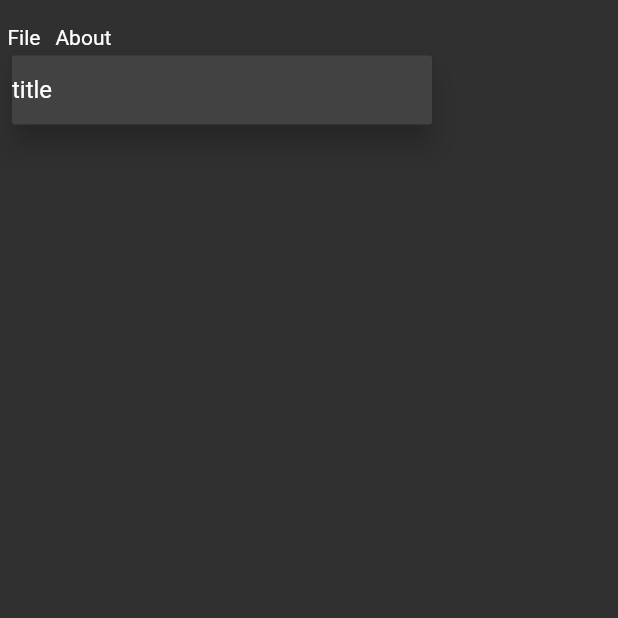
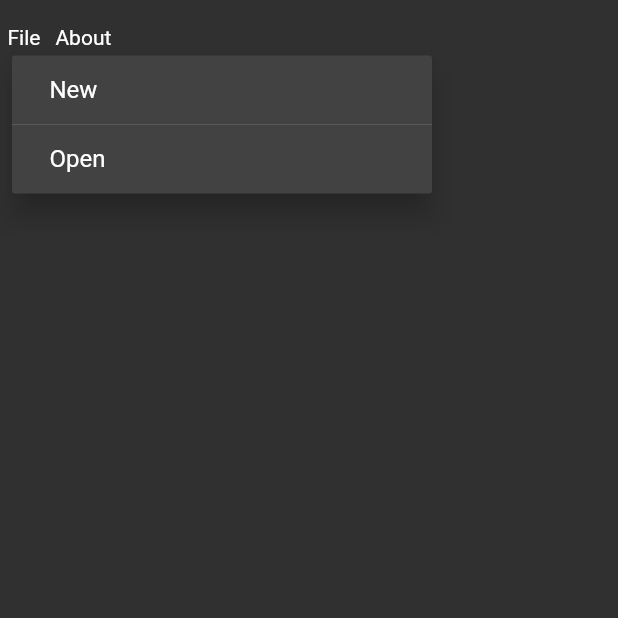
Before and after one commit to san-smith/map_generator, a Flutter app: the screen it shows after launch, after a tap on "File", on a phone screen of 412 x 824 dp, the top half of it. Run offline on Flutter 3.47's test engine with Material 2 defaults, Android fonts, the phone set to English and light mode, and no system bars.

Commit message:
Fix menu

```diff
--- a/lib/presentation/home/home_screen.dart
+++ b/lib/presentation/home/home_screen.dart
@@ -19,7 +19,19 @@ class _HomeState extends State<Home> {
             MainMenuItem(
               title: 'File',
               actions: [
-                PMItem(title: 'title'),
+                PMItem(
+                  title: 'New',
+                  onTap: () {
+                    print('zfzdfd');
+                  },
+                ),
+                PopupMenuDivider(),
+                PMItem(
+                  title: 'Open',
+                  onTap: () {
+                    print('zfzdfd');
+                  },
+                ),
               ],
             ),
             MainMenuItem(
--- a/lib/presentation/ui/menu/main_menu_item.dart
+++ b/lib/presentation/ui/menu/main_menu_item.dart
@@ -1,10 +1,10 @@
 import 'package:flutter/material.dart';
 import 'package:map_generator/presentation/ui/consts.dart';
 
-class MainMenuItem<T> extends StatelessWidget {
+class MainMenuItem extends StatelessWidget {
   final String title;
   final VoidCallback? onPressed;
-  final List<PopupMenuEntry<T>> actions;
+  final List<PopupMenuEntry<VoidCallback?>> actions;
 
   const MainMenuItem({
     Key? key,
@@ -26,6 +26,11 @@ class MainMenuItem<T> extends StatelessWidget {
             child: _buildMenuText(),
             padding: EdgeInsets.zero,
             offset: Offset(0, 25),
+            onSelected: (callback) {
+              if (callback != null) {
+                (callback as VoidCallback).call();
+              }
+            },
             itemBuilder: (_) => actions.map((it) => it).toList(),
           );
   }
--- a/lib/presentation/ui/menu/menu_item.dart
+++ b/lib/presentation/ui/menu/menu_item.dart
@@ -2,15 +2,36 @@ import 'package:flutter/material.dart';
 import 'package:map_generator/presentation/ui/consts.dart';
 
 class MenuItem extends StatelessWidget {
-  final Widget? child;
+  const MenuItem({
+    Key? key,
+    this.leading,
+    this.trailing,
+    required this.child,
+  }) : super(key: key);
 
-  const MenuItem({Key? key, this.child}) : super(key: key);
+  final Widget child;
+  final Widget? leading;
+  final Widget? trailing;
 
   @override
   Widget build(BuildContext context) {
     return Container(
       alignment: AlignmentDirectional.centerStart,
       constraints: BoxConstraints(minWidth: popupMenuWidth),
+      child: Row(
+        crossAxisAlignment: CrossAxisAlignment.center,
+        children: [
+          _buildBlock(leading),
+          Expanded(child: child),
+          _buildBlock(trailing),
+        ],
+      ),
+    );
+  }
+
+  Widget _buildBlock(Widget? child) {
+    return SizedBox(
+      width: 25,
       child: child,
     );
   }
--- a/lib/presentation/ui/menu/pm_item.dart
+++ b/lib/presentation/ui/menu/pm_item.dart
@@ -2,14 +2,17 @@ import 'package:flutter/material.dart';
 import 'package:map_generator/presentation/ui/consts.dart';
 import 'package:map_generator/presentation/ui/menu/menu_item.dart';
 
-class PMItem extends PopupMenuItem {
+class PMItem extends PopupMenuItem<VoidCallback?> {
   final String title;
+  final VoidCallback? onTap;
 
   PMItem({
     required this.title,
+    this.onTap,
   }) : super(
           child: MenuItem(child: Text(title)),
           height: popupMenuHeight,
           padding: EdgeInsets.zero,
+          value: onTap,
         );
 }
```
